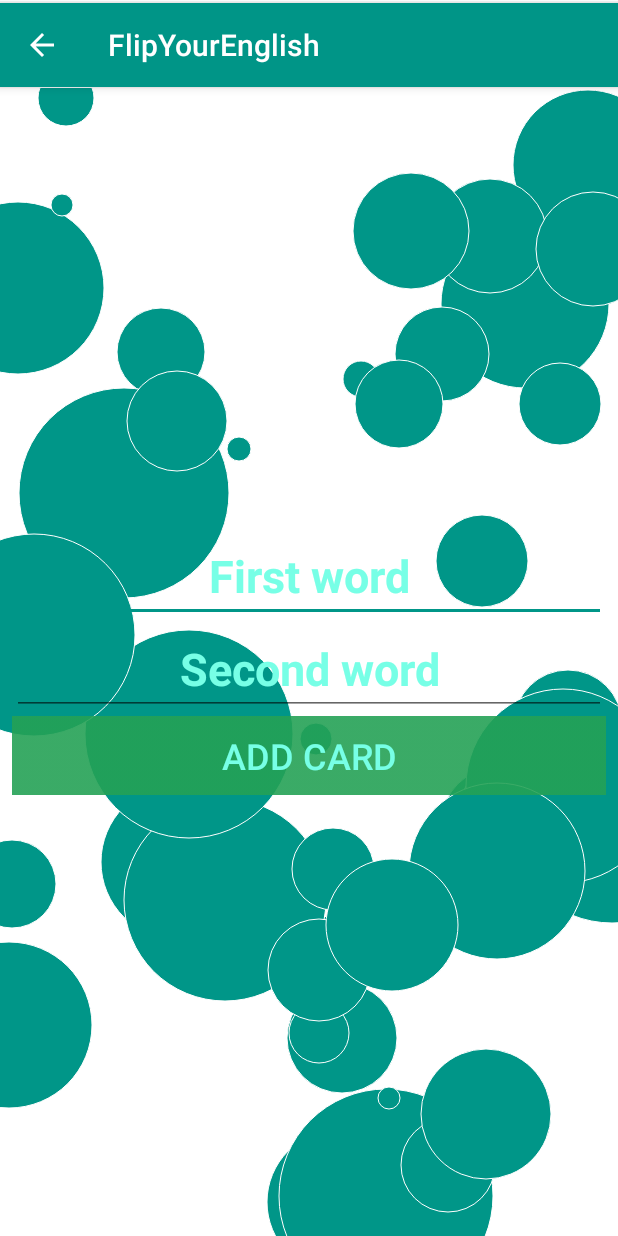
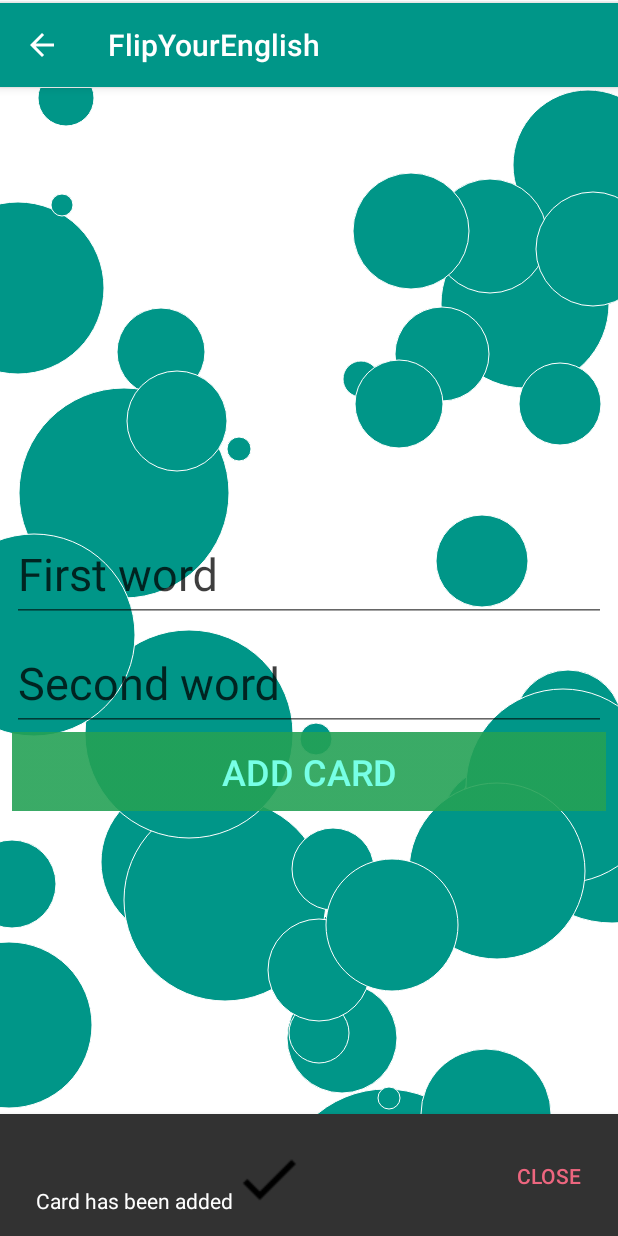
Before and after one commit to KutuzovAnton/FlipYourEnglish, an Android app: the CardWriter screen opened directly, with no data from a screen before it, after a tap on "ADD CARD", on a phone screen of 412 x 824 dp. Run offline under Robolectric (Android 15) with nearby library versions, the phone set to English and light mode, and no system bars.

Commit message:
CORE-2 Rewrite layout on Constraint Layout: add snakbar and rewrite edit text to text input layout and icons

```diff
--- a/mobile/build.gradle
+++ b/mobile/build.gradle
@@ -29,8 +29,8 @@ android {
 dependencies {
     compile fileTree(include: ['*.jar'], dir: 'libs')
     wearApp project(':wear')
-    compile 'com.google.android.gms:play-services-wearable:10.2.0'
-    compile 'com.android.support:appcompat-v7:25.2.0'
+    compile 'com.google.android.gms:play-services-wearable:10.2.1'
+    compile 'com.android.support:appcompat-v7:25.3.1'
     compile 'com.android.support.constraint:constraint-layout:1.0.2'
     compile group: 'com.google.guava', name: 'guava', version: '20.0'
     compile 'org.springframework.android:spring-android-rest-template:2.0.0.M3'
@@ -42,7 +42,8 @@ dependencies {
         exclude group: 'com.android.support', module: 'support-annotations'
     })
     compile 'javax.annotation:javax.annotation-api:1.2'
-    compile 'com.android.support:cardview-v7:25.2.0'
+    compile 'com.android.support:cardview-v7:25.3.1'
+    compile 'com.android.support:design:25.3.1'
 }
 repositories {
     maven {
--- a/mobile/src/main/java/com/fye/flipyourenglish/activities/CardReader.java
+++ b/mobile/src/main/java/com/fye/flipyourenglish/activities/CardReader.java
@@ -38,7 +38,7 @@ public class CardReader extends AppCompatActivity {
             printWord();
             setOnTouchListener();
         } else {
-            Utils.showToast(getApplicationContext(), "No cards");
+            Utils.showSnackBar(this, "No cards");
         }
     }
 
--- a/mobile/src/main/java/com/fye/flipyourenglish/activities/CardWriter.java
+++ b/mobile/src/main/java/com/fye/flipyourenglish/activities/CardWriter.java
@@ -1,14 +1,10 @@
 package com.fye.flipyourenglish.activities;
 
 import android.os.Bundle;
+import android.support.design.widget.TextInputEditText;
 import android.support.v7.app.AppCompatActivity;
-import android.view.Gravity;
 import android.view.View;
 import android.widget.Button;
-import android.widget.EditText;
-import android.widget.ImageView;
-import android.widget.LinearLayout;
-import android.widget.Toast;
 
 import com.fye.flipyourenglish.R;
 import com.fye.flipyourenglish.entities.Card;
@@ -32,15 +28,16 @@ public class CardWriter extends AppCompatActivity {
         setContentView(R.layout.activity_writer_cards);
         getSupportActionBar().setDisplayHomeAsUpEnabled(true);
         cards = FileWorker.readCards(getFilesDir(), false);
-        ((Button)findViewById(R.id.add_card)).setOnClickListener(new View.OnClickListener() {
+        ((Button) findViewById(R.id.add_card)).setOnClickListener(new View.OnClickListener() {
             @Override
             public void onClick(View v) {
-            Card card = new Card();
-            card.setWord1(((EditText)findViewById(R.id.word1)).getText().toString());
-            card.setWord2(((EditText)findViewById(R.id.word2)).getText().toString());
-            cards.add(card);
-            Utils.showToast(getApplicationContext(),  "Card has been added");
-        }});
+                Card card = new Card();
+                card.setWord1(((TextInputEditText) findViewById(R.id.word1)).getText().toString());
+                card.setWord2(((TextInputEditText) findViewById(R.id.word2)).getText().toString());
+                cards.add(card);
+                Utils.showSnackBar(v.getContext(), "Card has been added");
+            }
+        });
     }
 
     @Override
--- a/mobile/src/main/java/com/fye/flipyourenglish/utils/Utils.java
+++ b/mobile/src/main/java/com/fye/flipyourenglish/utils/Utils.java
@@ -2,9 +2,11 @@ package com.fye.flipyourenglish.utils;
 
 import android.app.Activity;
 import android.content.Context;
-import android.os.Build;
-import android.support.annotation.RequiresApi;
+import android.support.design.widget.Snackbar;
+import android.text.SpannableStringBuilder;
+import android.text.style.ImageSpan;
 import android.view.Gravity;
+import android.view.View;
 import android.widget.ImageView;
 import android.widget.LinearLayout;
 import android.widget.TextView;
@@ -13,9 +15,6 @@ import android.widget.Toast;
 import com.fye.flipyourenglish.R;
 import com.google.gson.Gson;
 import com.google.gson.GsonBuilder;
-
-import java.util.function.Function;
-import java.util.function.Predicate;
 
 /**
  * Created by Anton_Kutuzau on 3/22/2017.
@@ -38,9 +37,9 @@ public class Utils {
         });
     }
 
-    public static void showToast(Context context, String massage) {
+    public static void showToast(Context context, String message) {
         Toast toast = Toast.makeText(context,
-                massage, Toast.LENGTH_SHORT);
+                message, Toast.LENGTH_SHORT);
         toast.setGravity(Gravity.CENTER, 0, 0);
         LinearLayout toastContainer = (LinearLayout) toast.getView();
         ImageView catImageView = new ImageView(context);
@@ -49,4 +48,14 @@ public class Utils {
         toast.show();
     }
 
+    public static void showSnackBar(Context context, String message) {
+        View currentFocus = ((Activity) context).findViewById(android.R.id.content);
+        SpannableStringBuilder builder = new SpannableStringBuilder();
+        builder.append(message).append(" ").setSpan(new ImageSpan(context, R.drawable.done_black), builder.length() - 1, builder.length(), 0);
+        Snackbar snack = Snackbar.make(currentFocus, builder, Snackbar.LENGTH_SHORT);
+        snack.setAction("CLOSE", v -> {
+        }).setActionTextColor(context.getResources().getColor(R.color.editTextColor));
+        snack.show();
+    }
+
 }
--- a/mobile/src/main/res/layout/activity_writer_cards.xml
+++ b/mobile/src/main/res/layout/activity_writer_cards.xml
@@ -7,6 +7,8 @@
     android:layout_height="fill_parent"
     android:layout_centerHorizontal="true"
     android:baselineAligned="false"
+    android:descendantFocusability="beforeDescendants"
+    android:focusableInTouchMode="true"
     android:orientation="vertical"
     android:weightSum="1">
 
@@ -21,54 +23,72 @@
         app:layout_constraintRight_toRightOf="parent"
         app:layout_constraintTop_toTopOf="parent" />
 
-
-    <EditText
-        android:id="@+id/word1"
-        android:layout_width="match_parent"
+    <android.support.design.widget.TextInputLayout
+        android:id="@+id/wordLayout1"
+        android:layout_width="0dp"
         android:layout_height="wrap_content"
+        android:layout_marginEnd="8dp"
         android:layout_marginLeft="8dp"
         android:layout_marginRight="8dp"
-        android:ems="10"
-        android:inputType="textPersonName"
-        android:text="@string/first_word"
-        android:textAlignment="center"
-        android:textColor="@color/textColor"
-        android:textSize="30sp"
-        android:textStyle="bold"
-        app:layout_constraintBottom_toTopOf="@+id/word2"
-        app:layout_constraintHorizontal_bias="0.0"
+        android:layout_marginStart="8dp"
+        style="@style/TextInputEditText"
+        app:layout_constraintBottom_toTopOf="@+id/wordLayout2"
         app:layout_constraintLeft_toLeftOf="parent"
         app:layout_constraintRight_toRightOf="parent"
         app:layout_constraintTop_toTopOf="parent"
-        app:layout_constraintVertical_chainStyle="packed" />
+        app:layout_constraintVertical_chainStyle="packed">
 
-    <EditText
-        android:id="@+id/word2"
-        android:layout_width="match_parent"
+        <android.support.design.widget.TextInputEditText
+            android:id="@+id/word1"
+            style="@style/TextInputEditText"
+            android:layout_width="match_parent"
+            android:layout_height="wrap_content"
+            android:ems="10"
+            android:hint="@string/first_word"
+            android:inputType="textPersonName"
+            android:selectAllOnFocus="true"
+            android:textAlignment="center"
+            android:textSize="30sp" />
+    </android.support.design.widget.TextInputLayout>
+
+    <android.support.design.widget.TextInputLayout
+        android:id="@+id/wordLayout2"
+        android:layout_width="0dp"
         android:layout_height="wrap_content"
-        android:layout_below="@+id/word1"
+        android:layout_below="@+id/wordLayout1"
+        android:layout_marginEnd="8dp"
         android:layout_marginLeft="8dp"
         android:layout_marginRight="8dp"
-        android:ems="10"
-        android:inputType="textPersonName"
-        android:text="@string/second_word"
-        android:textAlignment="center"
-        android:textColor="@color/textColor"
-        android:textSize="30sp"
-        android:textStyle="bold"
+        android:layout_marginStart="8dp"
+        style="@style/TextInputEditText"
         app:layout_constraintBottom_toTopOf="@+id/add_card"
         app:layout_constraintLeft_toLeftOf="parent"
         app:layout_constraintRight_toRightOf="parent"
-        app:layout_constraintTop_toBottomOf="@+id/word1"
-        app:layout_constraintVertical_chainStyle="packed" />
+        app:layout_constraintTop_toBottomOf="@+id/wordLayout1"
+        app:layout_constraintVertical_chainStyle="packed">
+
+        <android.support.design.widget.TextInputEditText
+            android:id="@+id/word2"
+            style="@style/TextInputEditText"
+            android:layout_width="match_parent"
+            android:layout_height="wrap_content"
+            android:ems="10"
+            android:hint="@string/second_word"
+            android:inputType="textPersonName"
+            android:selectAllOnFocus="true"
+            android:textAlignment="center"
+            android:textSize="30sp" />
+    </android.support.design.widget.TextInputLayout>
 
     <Button
         android:id="@+id/add_card"
-        android:layout_width="match_parent"
+        android:layout_width="0dp"
         android:layout_height="wrap_content"
-        android:layout_below="@+id/word1"
+        android:layout_below="@+id/wordLayout1"
+        android:layout_marginEnd="8dp"
         android:layout_marginLeft="8dp"
         android:layout_marginRight="8dp"
+        android:layout_marginStart="8dp"
         android:background="@drawable/button_style"
         android:text="@string/add_card"
         android:textAlignment="center"
@@ -77,6 +97,6 @@
         app:layout_constraintBottom_toBottomOf="parent"
         app:layout_constraintLeft_toLeftOf="parent"
         app:layout_constraintRight_toRightOf="parent"
-        app:layout_constraintTop_toBottomOf="@+id/word2"
+        app:layout_constraintTop_toBottomOf="@+id/wordLayout2"
         app:layout_constraintVertical_chainStyle="packed" />
 </android.support.constraint.ConstraintLayout>
--- a/mobile/src/main/res/values-v21/styles.xml
+++ b/mobile/src/main/res/values-v21/styles.xml
@@ -2,10 +2,13 @@
 <resources>
 
     <style name="appThema" parent="Theme.AppCompat.Light">
-        <item name="android:statusBarColor">?android:attr/colorControlActivated</item>
         <item name="android:layout_marginTop">0.5dp</item>
+        <item name="colorPrimary">@color/colorPrimary</item>
+        <item name="colorPrimaryDark">@color/colorPrimaryDark</item>
         <item name="android:textColor">@color/white</item>
         <item name="android:textColorPrimary">@color/white</item>
+        <item name="colorAccent">@color/colorAccent</item>
     </style>
 
+
 </resources>
--- a/mobile/src/main/res/values/colors.xml
+++ b/mobile/src/main/res/values/colors.xml
@@ -1,7 +1,7 @@
 <?xml version="1.0" encoding="utf-8"?>
 <resources>
-    <color name="colorPrimary">#e524a155</color>
-    <color name="colorPrimaryDark">#e524a155</color>
+    <color name="colorPrimary">#009688</color>
+    <color name="colorPrimaryDark">#008175</color>
     <color name="colorAccent">#FF4081</color>
     <!-- Green -->
     <color name="green_temp">#23A96E</color>
@@ -11,6 +11,7 @@
     <color name="button_green">#e524a155</color>
     <color name="blue">#c11c73ff</color>
     <color name="textColor">#77ffe6</color>
+    <color name="editTextColor">#edfc6a85</color>
     <color name="black">#c1000000</color>
     <color name="dark_gray">#303030</color>
 
--- /dev/null
+++ b/mobile/src/main/res/values/styles.xml
@@ -0,0 +1,13 @@
+<?xml version="1.0" encoding="utf-8"?>
+<resources>
+    <style name="TextInputEditText" parent="TextAppearance.AppCompat">
+        <!-- Hint color and label color in FALSE state -->
+        <item name="android:textColorHint">@color/black</item>
+        <item name="android:textColor">@color/black</item>
+        <item name="android:textSize">30sp</item>
+        <!-- Label color in TRUE state and bar color FALSE and TRUE State -->
+        <item name="colorAccent">@color/editTextColor</item>
+        <item name="colorControlNormal">@color/editTextColor</item>
+        <item name="colorControlActivated">@color/editTextColor</item>
+    </style>
+</resources>
```
Also changed, not shown: mobile/src/main/res/drawable/delete_word.png (added), mobile/src/main/res/drawable/done_black.png (added), mobile/src/main/res/drawable/edit.png (added).
